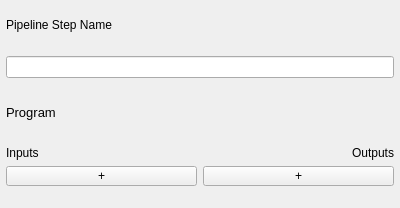
Above: MainApplication/pipeline_step_GUI.ui from tkideneb1999/GameAssetPipelineProgram before the change. Below: the same form after it.
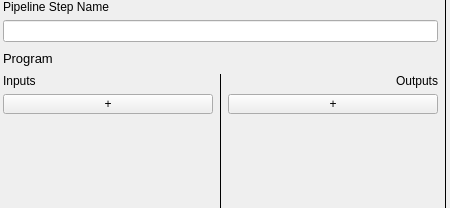
That is the form after the change.

Commit message: finished refactor of Pipeline & Pipeline Configurator, UI adjustments

Diff of the .ui file:
```diff
--- a/MainApplication/pipeline_step_GUI.ui
+++ b/MainApplication/pipeline_step_GUI.ui
@@ -6,42 +6,47 @@
    <rect>
     <x>0</x>
     <y>0</y>
-    <width>400</width>
+    <width>450</width>
     <height>208</height>
    </rect>
   </property>
   <property name="sizePolicy">
-   <sizepolicy hsizetype="Fixed" vsizetype="Fixed">
+   <sizepolicy hsizetype="Fixed" vsizetype="Expanding">
     <horstretch>0</horstretch>
     <verstretch>0</verstretch>
    </sizepolicy>
   </property>
   <property name="minimumSize">
    <size>
-    <width>400</width>
+    <width>450</width>
     <height>110</height>
    </size>
   </property>
   <property name="windowTitle">
    <string>Form</string>
   </property>
-  <layout class="QVBoxLayout" name="verticalLayout">
+  <layout class="QHBoxLayout" name="horizontalLayout_2">
    <property name="sizeConstraint">
     <enum>QLayout::SetDefaultConstraint</enum>
    </property>
    <property name="leftMargin">
-    <number>6</number>
+    <number>3</number>
    </property>
    <property name="topMargin">
     <number>0</number>
    </property>
    <property name="rightMargin">
-    <number>6</number>
+    <number>3</number>
    </property>
    <property name="bottomMargin">
     <number>0</number>
    </property>
    <item>
+    <layout class="QVBoxLayout" name="verticalLayout">
+     <property name="rightMargin">
+      <number>0</number>
+     </property>
+     <item>
     <widget class="QLabel" name="pipeline_step_name_label">
      <property name="sizePolicy">
       <sizepolicy hsizetype="Preferred" vsizetype="Fixed">
@@ -115,7 +120,7 @@
          <property name="minimumSize">
           <size>
            <width>100</width>
-           <height>0</height>
+             <height>20</height>
           </size>
          </property>
          <property name="maximumSize">
@@ -129,8 +134,31 @@
          </property>
         </widget>
        </item>
-      </layout>
-     </item>
+         <item>
+          <spacer name="verticalSpacer">
+           <property name="orientation">
+            <enum>Qt::Vertical</enum>
+           </property>
+           <property name="sizeHint" stdset="0">
+            <size>
+             <width>20</width>
+             <height>40</height>
+            </size>
+           </property>
+          </spacer>
+         </item>
+        </layout>
+       </item>
+       <item>
+        <widget class="Line" name="line">
+         <property name="frameShadow">
+          <enum>QFrame::Plain</enum>
+         </property>
+         <property name="orientation">
+          <enum>Qt::Vertical</enum>
+         </property>
+        </widget>
+       </item>
      <item>
       <layout class="QVBoxLayout" name="outputs_layout">
        <property name="leftMargin">
@@ -157,7 +185,7 @@
          <property name="minimumSize">
           <size>
            <width>100</width>
-           <height>0</height>
+             <height>20</height>
           </size>
          </property>
          <property name="maximumSize">
@@ -171,9 +199,34 @@
          </property>
         </widget>
        </item>
+         <item>
+          <spacer name="verticalSpacer_2">
+           <property name="orientation">
+            <enum>Qt::Vertical</enum>
+           </property>
+           <property name="sizeHint" stdset="0">
+            <size>
+             <width>20</width>
+             <height>40</height>
+            </size>
+           </property>
+          </spacer>
+         </item>
       </layout>
      </item>
     </layout>
+     </item>
+    </layout>
+   </item>
+   <item>
+    <widget class="Line" name="line_2">
+     <property name="frameShadow">
+      <enum>QFrame::Plain</enum>
+     </property>
+     <property name="orientation">
+      <enum>Qt::Vertical</enum>
+     </property>
+    </widget>
    </item>
   </layout>
  </widget>
```
Lines whose indentation alone changed are shown as unchanged. The commit also changes 5 other files.
